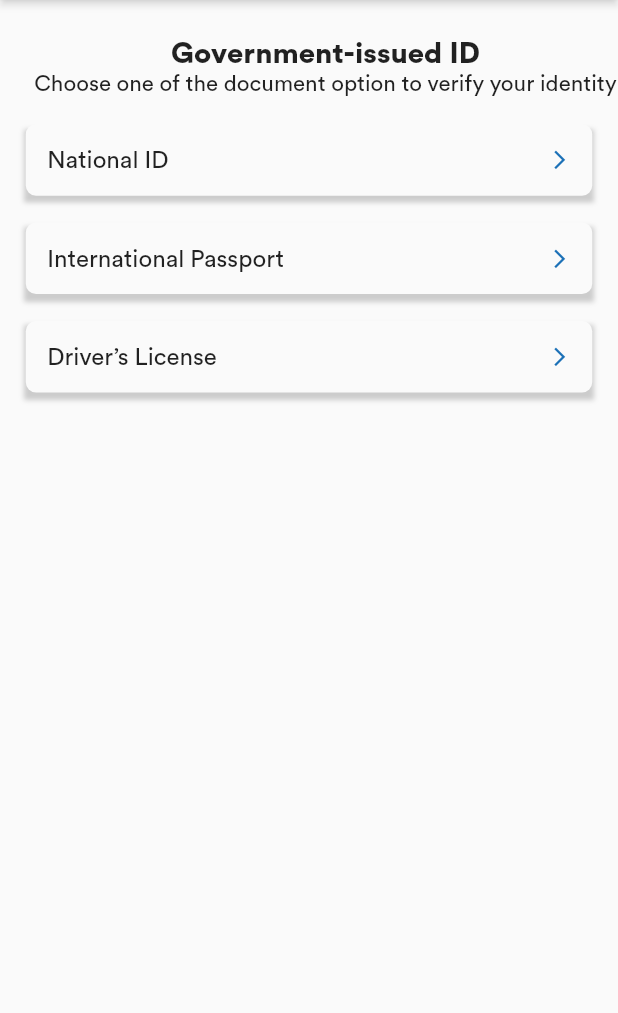
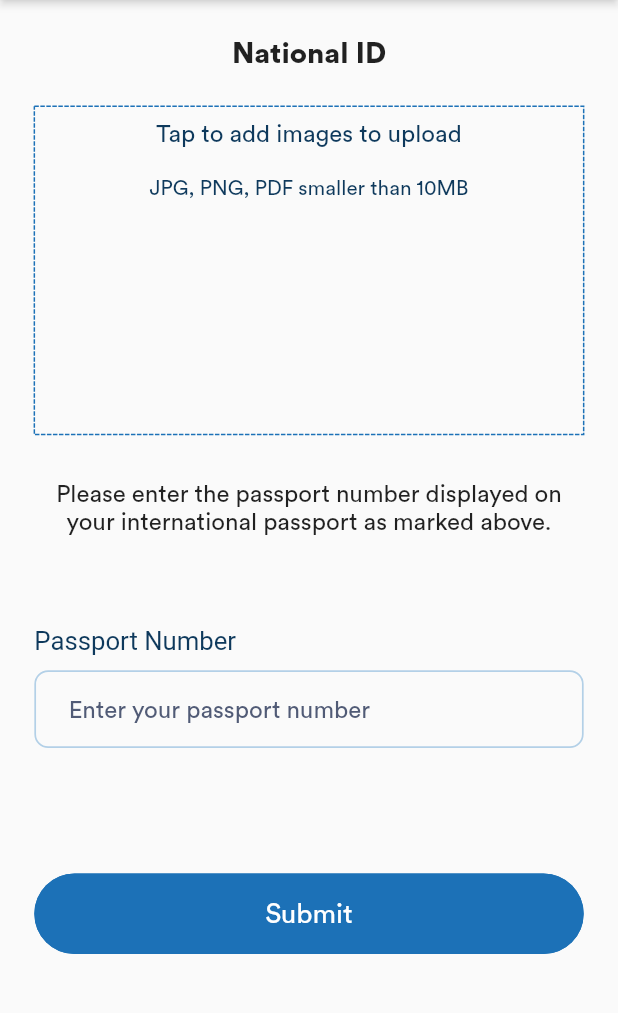
Before and after one commit to Ajaodolapo1301/vh_jobs, a Flutter app: the GovtIssueId screen opened by its route, after a tap on "National ID", on a phone screen of 412 x 824 dp, the part 90-1103 px from its top. Run offline on Flutter 3.47's test engine with Material 2 defaults, Android fonts, the phone set to English and light mode, and no system bars; drawn by our look-alikes of dotted_border; our stand-ins replace cached_network_image, device_info_plus, device_preview, dio, flutter_local_notifications, flutter_screenutil and 7 more; accounts and stored records are empty; network calls fail; project files that could hold a hidden picture were left out.

Commit message:
identity verif

```diff
--- a/lib/modules/profie/model/govt_model.dart
+++ b/lib/modules/profie/model/govt_model.dart
@@ -1,4 +1,8 @@
 import 'package:flutter/material.dart';
+
+import '../../../config/app_startup.dart';
+import '../../../shared/navigation/navigation_service.dart';
+import '../route/routes.dart';
 
 class GovtItem {
   final String title;
@@ -9,7 +13,12 @@ class GovtItem {
 
   static List<GovtItem> loadGovtItem1(context) {
     return <GovtItem>[
-      GovtItem(title: "National ID", onTap: () {}),
+      GovtItem(
+          title: "National ID",
+          onTap: () {
+            serviceLocator<NavigationService>()
+                .to(routeName: ProfileRoutes.uploadNationalId);
+          }),
       GovtItem(title: "International Passport", onTap: () {}),
       GovtItem(title: "Driver’s License", onTap: () {}),
     ];
--- a/lib/modules/profie/route/routes.dart
+++ b/lib/modules/profie/route/routes.dart
@@ -13,4 +13,5 @@ class ProfileRoutes {
   static const utilityBill = "/utilityBill";
   static const facial = "/facial";
   static const successPage = "/successPage";
+  static const uploadNationalId = "/uploadNationalId";
 }
--- a/lib/modules/profie/widget/IdentityVerification/govt_issue_id.dart
+++ b/lib/modules/profie/widget/IdentityVerification/govt_issue_id.dart
@@ -74,7 +74,7 @@ class GovtWidget extends StatelessWidget {
   @override
   Widget build(BuildContext context) {
     return InkWell(
-      onTap: () {},
+      onTap: onTap,
       child: Container(
         margin: EdgeInsets.symmetric(horizontal: 15.w, vertical: 0.h),
         child: Container(
--- a/lib/modules/profie/widget/IdentityVerification/success_page.dart
+++ b/lib/modules/profie/widget/IdentityVerification/success_page.dart
@@ -34,7 +34,7 @@ class _SuccessPageState extends State<SuccessPage> {
                     height: 20.h,
                   ),
                   Text(
-                    "Facial verificationtion successful",
+                    "Facial verification successful",
                     style: kBold900,
                   )
                 ],
--- /dev/null
+++ b/lib/modules/profie/widget/IdentityVerification/upload_page.dart
@@ -0,0 +1,157 @@
+import 'dart:io';
+
+import 'package:dotted_border/dotted_border.dart';
+import 'package:flutter/cupertino.dart';
+import 'package:flutter/material.dart';
+import 'package:flutter_screenutil/flutter_screenutil.dart';
+import 'package:image_cropper/image_cropper.dart';
+import 'package:image_picker/image_picker.dart';
+
+import '../../../../shared/style/font_style.dart';
+import '../../../../shared/utils/colors.dart';
+import '../../../../shared/widgets/appbars/vhjob_appbar.dart';
+import '../../../../shared/widgets/button.dart';
+import '../../../../shared/widgets/forms/input_text.dart';
+
+class UploadNationalId extends StatefulWidget {
+  const UploadNationalId({Key? key}) : super(key: key);
+
+  @override
+  _UploadNationalIdState createState() => _UploadNationalIdState();
+}
+
+class _UploadNationalIdState extends State<UploadNationalId> {
+  File? idFile;
+  @override
+  Widget build(BuildContext context) {
+    return Scaffold(
+      appBar: const VhjobsAppBar(
+        gradientAppBar: true,
+      ),
+      body: Container(
+        padding: EdgeInsets.symmetric(horizontal: 20.w),
+        child: Column(
+          crossAxisAlignment: CrossAxisAlignment.start,
+          children: [
+            SizedBox(
+              height: 20.h,
+            ),
+            Center(
+              child: Column(
+                crossAxisAlignment: CrossAxisAlignment.center,
+                mainAxisAlignment: MainAxisAlignment.spaceBetween,
+                children: [
+                  Text(
+                    "National ID",
+                    style: kBold900,
+                  ),
+                  SizedBox(
+                    height: 20.h,
+                  ),
+                  Center(
+                    child: InkWell(
+                      onTap: () {
+                        _getFromGallery();
+                      },
+                      child: DottedBorder(
+                          radius: Radius.circular(10.r),
+                          color: AppColors.vhBlue,
+                          strokeWidth: 1,
+                          child: Container(
+                            width: double.infinity,
+                            padding: EdgeInsets.all(6.h),
+                            height: 180.h,
+                            child: idFile == null
+                                ? Column(
+                                    children: [
+                                      Text(
+                                        "Tap to add images to upload",
+                                        style: kBold400.copyWith(
+                                            color: AppColors.vhDarkBlue,
+                                            fontSize: 14.sp),
+                                      ),
+                                      SizedBox(height: 16.h),
+                                      Text(
+                                        "JPG, PNG, PDF smaller than 10MB",
+                                        style: kBold400.copyWith(
+                                            color: AppColors.vhDarkBlue,
+                                            fontSize: 12.sp),
+                                      )
+                                    ],
+                                  )
+                                : Container(
+                                    height: 174.h,
+                                    decoration: BoxDecoration(
+                                      image: DecorationImage(
+                                        fit: BoxFit.cover,
+                                        image: FileImage(idFile!),
+                                      ),
+                                      color: Colors.blue,
+                                    ),
+                                  ),
+                          )),
+                    ),
+                  ),
+                  SizedBox(
+                    height: 25.h,
+                  ),
+                  Text(
+                      "Please enter the passport number displayed on your international passport as marked above.",
+                      textAlign: TextAlign.center,
+                      style: kBold300.copyWith()),
+                  SizedBox(
+                    height: 50.h,
+                  ),
+                  InputText(
+                    headerText: "Passport Number",
+                    labelText: 'Enter your passport number',
+                  ),
+                  SizedBox(
+                    height: 70.h,
+                  ),
+                  VhJobsButton(
+                      verticalPadding: 10.h,
+                      text: "Submit",
+                      onPressed: () {
+                        //  serviceLocator<NavigationService>().to(routeName: AuthRoutes.root2);
+                      }),
+                ],
+              ),
+            ),
+            SizedBox(
+              height: 15.h,
+            ),
+          ],
+        ),
+      ),
+    );
+  }
+
+  _getFromGallery() async {
+    PickedFile? pickedFile = await ImagePicker().getImage(
+      source: ImageSource.gallery,
+      maxWidth: 1800,
+      maxHeight: 1800,
+    );
+    _cropImage(pickedFile!.path);
+  }
+
+  /// Crop Image
+  _cropImage(filePath) async {
+    File? croppedImage = await ImageCropper().cropImage(
+      sourcePath: filePath,
+      maxWidth: 1080,
+      maxHeight: 1080,
+    );
+    if (croppedImage != null) {
+      idFile = croppedImage;
+      setState(() {});
+    }
+    // Future.delayed(Duration(milliseconds: 500)).then((value) {
+    //   if(idFile != null){
+    //     // upload();
+    //
+    //   }
+    // });
+  }
+}
--- a/lib/shared/navigation/routes.dart
+++ b/lib/shared/navigation/routes.dart
@@ -15,6 +15,7 @@ import '../../modules/profie/widget/IdentityVerification/facial.dart';
 import '../../modules/profie/widget/IdentityVerification/govt_issue_id.dart';
 import '../../modules/profie/widget/IdentityVerification/root.dart';
 import '../../modules/profie/widget/IdentityVerification/success_page.dart';
+import '../../modules/profie/widget/IdentityVerification/upload_page.dart';
 import '../../modules/profie/widget/manageAddress/add_address.dart';
 import '../../modules/profie/widget/manageAddress/address_list.dart';
 import '../../modules/profie/widget/manageAddress/root.dart';
@@ -113,5 +114,8 @@ var routes = (RouteSettings settings) {
 
     case ProfileRoutes.successPage:
       return FadeRoute(page: const SuccessPage());
+
+    case ProfileRoutes.uploadNationalId:
+      return FadeRoute(page: const UploadNationalId());
   }
 };
--- a/pubspec.yaml
+++ b/pubspec.yaml
@@ -52,6 +52,9 @@ dependencies:
   flutter_svg: ^1.0.3
   cached_network_image: ^3.2.0
   flutter_screenutil: ^5.0.0+2
+  dotted_border: any
+  image_picker: ^0.8.1
+  image_cropper: ^1.4.1
   palette_generator: ^0.3.3
   responsive_grid_list: ^1.2.4
   timelines: ^0.1.0
```
Also changed, not shown: pubspec.lock, 2 other files.
